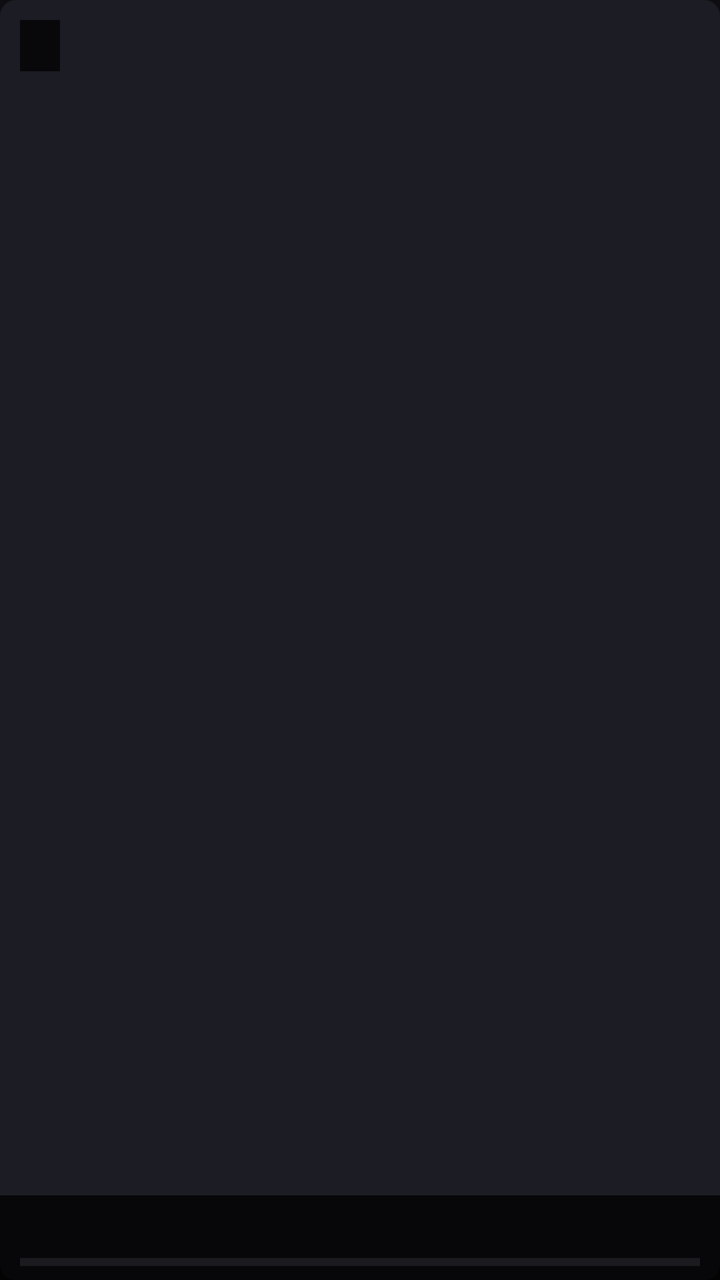
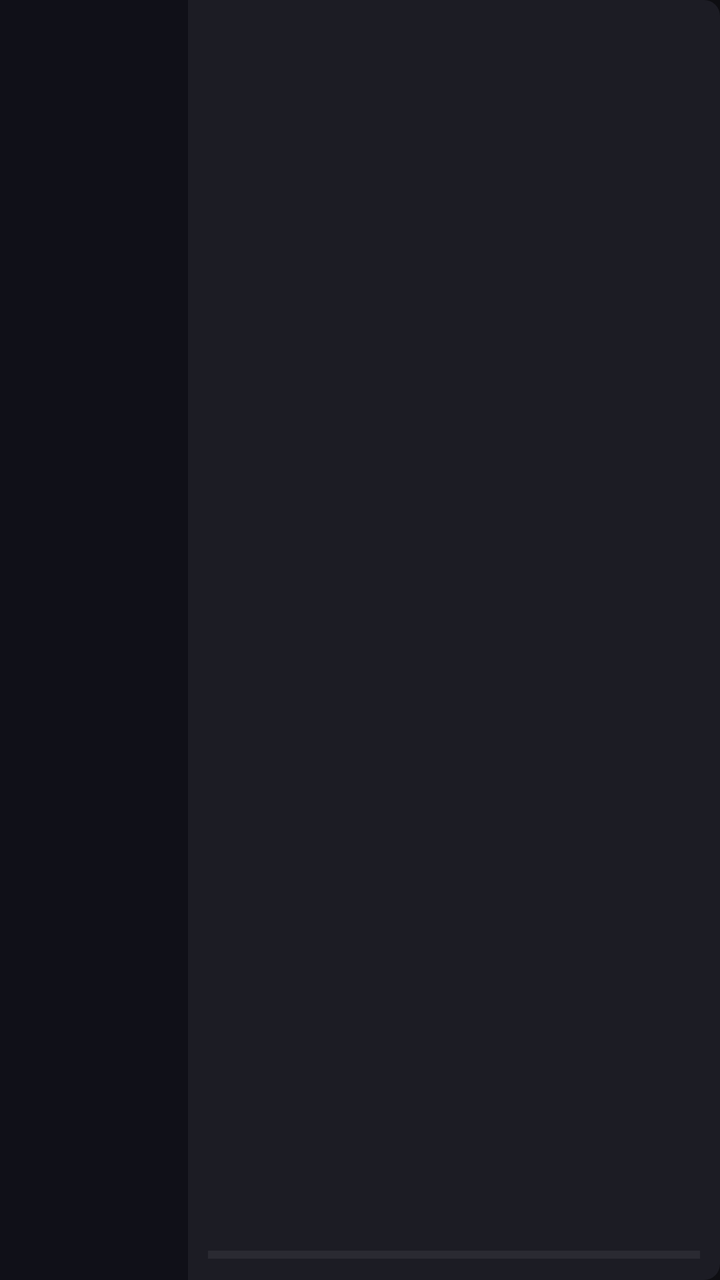

Compare the two renders of this Android layout. The source of the first and the diff that turns it into the second are given below.
<!-- AndroidManifest.xml: application theme AppTheme -->
<!-- res/layout/item_continue.xml -->
<?xml version="1.0" encoding="utf-8"?>
<FrameLayout xmlns:android="http://schemas.android.com/apk/res/android"
    android:layout_width="280dp"
    android:layout_height="132dp"
    android:layout_marginEnd="14dp"
    android:background="@drawable/card_selector"
    android:focusable="true"
    android:clickable="true">

    <ImageView
        android:id="@+id/cPoster"
        android:layout_width="match_parent"
        android:layout_height="match_parent"
        android:scaleType="centerCrop"
        android:contentDescription="@string/app_name" />

    <TextView
        android:id="@+id/cSub"
        android:layout_width="wrap_content"
        android:layout_height="wrap_content"
        android:layout_gravity="top|start"
        android:layout_margin="10dp"
        android:background="#b3000000"
        android:paddingStart="10dp"
        android:paddingEnd="10dp"
        android:paddingTop="4dp"
        android:paddingBottom="4dp"
        android:textColor="@color/accent"
        android:textSize="13sp"
        android:textStyle="bold" />

    <LinearLayout
        android:layout_width="match_parent"
        android:layout_height="wrap_content"
        android:layout_gravity="bottom"
        android:background="#c0000000"
        android:orientation="vertical"
        android:paddingStart="10dp"
        android:paddingEnd="10dp"
        android:paddingTop="6dp">

        <TextView
            android:id="@+id/cTitle"
            android:layout_width="match_parent"
            android:layout_height="wrap_content"
            android:textColor="@color/text"
            android:textSize="15sp"
            android:textStyle="bold"
            android:maxLines="1"
            android:ellipsize="end" />

        <ProgressBar
            android:id="@+id/cProgress"
            style="?android:attr/progressBarStyleHorizontal"
            android:layout_width="match_parent"
            android:layout_height="4dp"
            android:layout_marginTop="5dp"
            android:layout_marginBottom="7dp"
            android:max="100"
            android:progressTint="@color/accent"
            android:progressBackgroundTint="#4a4a55" />
    </LinearLayout>
</FrameLayout>
<!-- resources referenced by this layout -->
<resources>
  <color name="accent">#e0b34d</color>
  <color name="text">#f2f2f2</color>
  <!-- drawable card_selector (drawable) -->
  <?xml version="1.0" encoding="utf-8"?>
  <selector xmlns:android="http://schemas.android.com/apk/res/android">
      <item android:state_focused="true">
          <shape android:shape="rectangle">
              <solid android:color="#2e2e3a" />
              <corners android:radius="8dp" />
              <stroke android:width="3dp" android:color="@color/accent" />
          </shape>
      </item>
      <item>
          <shape android:shape="rectangle">
              <solid android:color="@color/card" />
              <corners android:radius="8dp" />
          </shape>
      </item>
  </selector>
  <string name="app_name">Wahab TV</string>
  <style name="AppTheme" parent="android:Theme.Material.NoActionBar">
          <item name="android:windowBackground">@color/bg</item>
          <item name="android:colorBackground">@color/bg</item>
          <item name="android:colorAccent">@color/accent</item>
      </style>
  <color name="card">#1c1c24</color>
  <color name="bg">#0e0e12</color>
</resources>

<!-- the commit's change to res/layout/item_continue.xml (unified diff, before → after) -->
@@ -1,63 +1,60 @@
 <?xml version="1.0" encoding="utf-8"?>
-<FrameLayout xmlns:android="http://schemas.android.com/apk/res/android"
-    android:layout_width="280dp"
-    android:layout_height="132dp"
+<LinearLayout xmlns:android="http://schemas.android.com/apk/res/android"
+    android:layout_width="320dp"
+    android:layout_height="140dp"
     android:layout_marginEnd="14dp"
     android:background="@drawable/card_selector"
     android:focusable="true"
-    android:clickable="true">
+    android:clickable="true"
+    android:orientation="horizontal">
 
     <ImageView
         android:id="@+id/cPoster"
-        android:layout_width="match_parent"
+        android:layout_width="94dp"
         android:layout_height="match_parent"
-        android:scaleType="centerCrop"
+        android:scaleType="fitCenter"
+        android:padding="4dp"
+        android:background="#101018"
         android:contentDescription="@string/app_name" />
 
-    <TextView
-        android:id="@+id/cSub"
-        android:layout_width="wrap_content"
-        android:layout_height="wrap_content"
-        android:layout_gravity="top|start"
-        android:layout_margin="10dp"
-        android:background="#b3000000"
-        android:paddingStart="10dp"
-        android:paddingEnd="10dp"
-        android:paddingTop="4dp"
-        android:paddingBottom="4dp"
-        android:textColor="@color/accent"
-        android:textSize="13sp"
-        android:textStyle="bold" />
+    <LinearLayout
+        android:layout_width="0dp"
+        android:layout_height="match_parent"
+        android:layout_weight="1"
+        android:orientation="vertical"
+        android:padding="10dp">
 
-    <LinearLayout
-        android:layout_width="match_parent"
-        android:layout_height="wrap_content"
-        android:layout_gravity="bottom"
-        android:background="#c0000000"
-        android:orientation="vertical"
-        android:paddingStart="10dp"
-        android:paddingEnd="10dp"
-        android:paddingTop="6dp">
+        <TextView
+            android:id="@+id/cSub"
+            android:layout_width="wrap_content"
+            android:layout_height="wrap_content"
+            android:textColor="@color/accent"
+            android:textSize="13sp"
+            android:textStyle="bold" />
 
         <TextView
             android:id="@+id/cTitle"
             android:layout_width="match_parent"
             android:layout_height="wrap_content"
+            android:layout_marginTop="4dp"
             android:textColor="@color/text"
             android:textSize="15sp"
             android:textStyle="bold"
-            android:maxLines="1"
+            android:maxLines="2"
             android:ellipsize="end" />
+
+        <Space
+            android:layout_width="1dp"
+            android:layout_height="0dp"
+            android:layout_weight="1" />
 
         <ProgressBar
             android:id="@+id/cProgress"
             style="?android:attr/progressBarStyleHorizontal"
             android:layout_width="match_parent"
-            android:layout_height="4dp"
-            android:layout_marginTop="5dp"
-            android:layout_marginBottom="7dp"
+            android:layout_height="5dp"
             android:max="100"
             android:progressTint="@color/accent"
             android:progressBackgroundTint="#4a4a55" />
     </LinearLayout>
-</FrameLayout>
+</LinearLayout>
